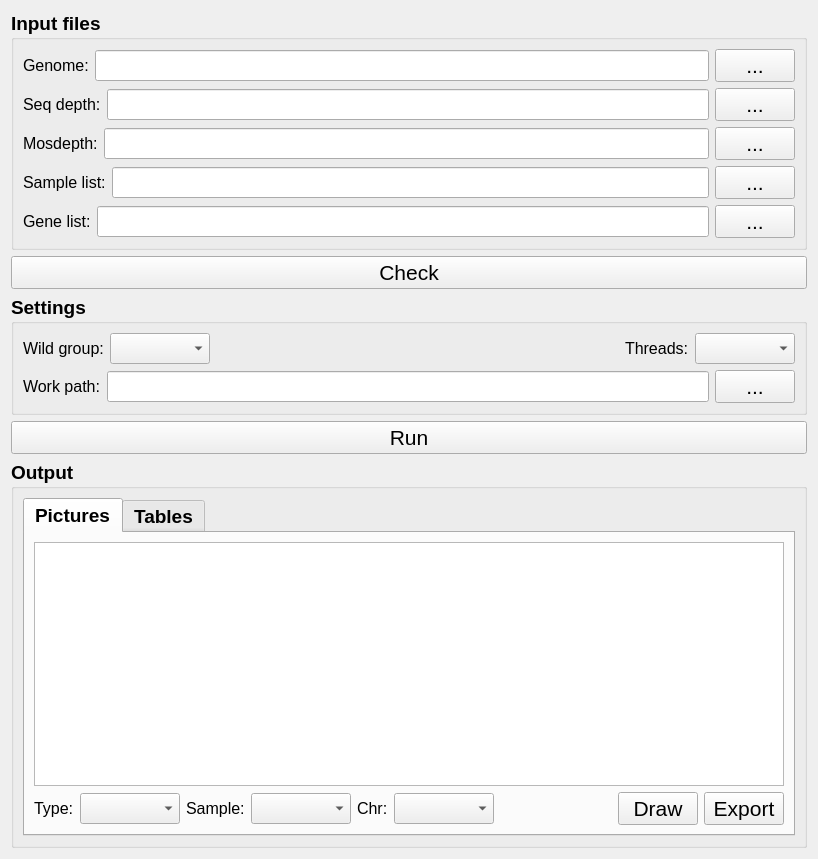
Before: the Qt Designer form resources/popcnv_main_form.ui in sc-zhang/popCNV, drawn with Qt 5.
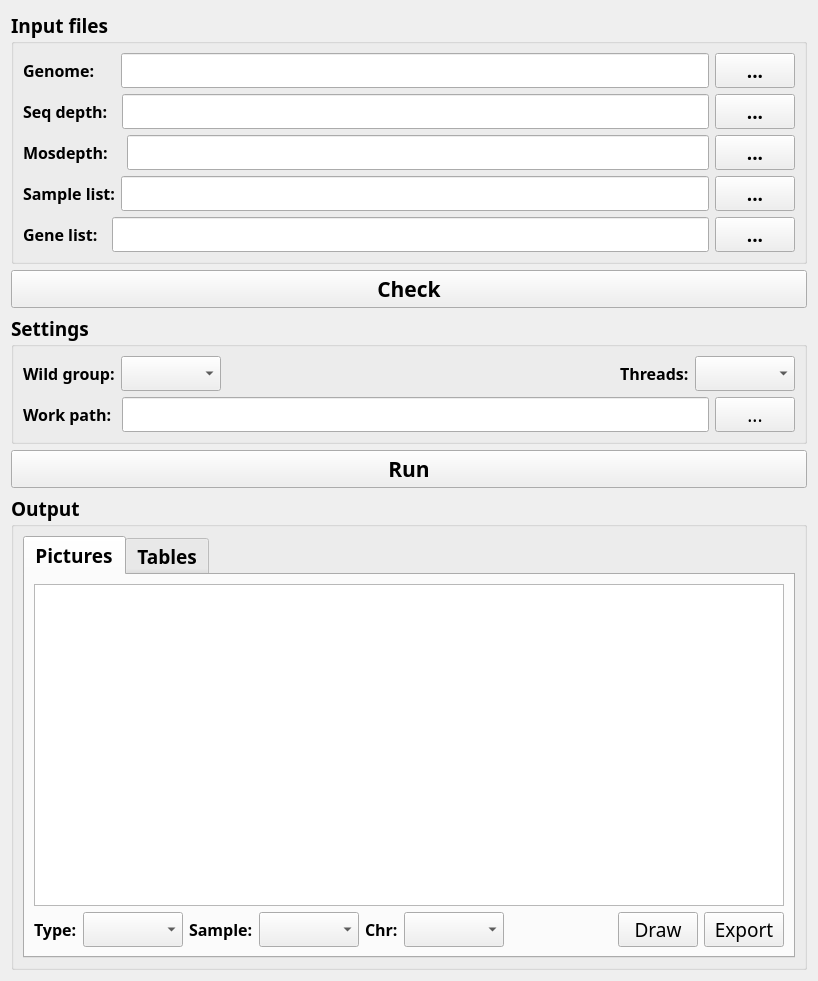
After: the same form once the commit is applied.

Commit message: update ui which can be resizable

```diff
--- a/resources/popcnv_main_form.ui
+++ b/resources/popcnv_main_form.ui
@@ -7,7 +7,7 @@
     <x>0</x>
     <y>0</y>
     <width>818</width>
-    <height>859</height>
+    <height>981</height>
    </rect>
   </property>
   <property name="sizePolicy">
@@ -26,6 +26,7 @@
       <widget class="QGroupBox" name="grpSettings">
        <property name="font">
         <font>
+         <family>JetBrains Mono</family>
          <pointsize>14</pointsize>
          <bold>true</bold>
         </font>
@@ -42,8 +43,9 @@
              <widget class="QLabel" name="label_5">
               <property name="font">
                <font>
+                <family>JetBrains Mono</family>
                 <pointsize>12</pointsize>
-                <bold>false</bold>
+                <bold>true</bold>
                </font>
               </property>
               <property name="text">
@@ -55,6 +57,7 @@
              <widget class="QComboBox" name="cbox_wild_group">
               <property name="font">
                <font>
+                <family>JetBrains Mono</family>
                 <pointsize>14</pointsize>
                 <bold>false</bold>
                </font>
@@ -78,8 +81,9 @@
              <widget class="QLabel" name="label_6">
               <property name="font">
                <font>
+                <family>JetBrains Mono</family>
                 <pointsize>12</pointsize>
-                <bold>false</bold>
+                <bold>true</bold>
                </font>
               </property>
               <property name="text">
@@ -91,6 +95,7 @@
              <widget class="QComboBox" name="cbox_threads">
               <property name="font">
                <font>
+                <family>JetBrains Mono</family>
                 <pointsize>14</pointsize>
                 <bold>false</bold>
                </font>
@@ -105,12 +110,13 @@
              <widget class="QLabel" name="label_7">
               <property name="font">
                <font>
+                <family>JetBrains Mono</family>
                 <pointsize>12</pointsize>
-                <bold>false</bold>
+                <bold>true</bold>
                </font>
               </property>
               <property name="text">
-               <string>Work path:</string>
+               <string>Work path: </string>
               </property>
              </widget>
             </item>
@@ -118,6 +124,7 @@
              <widget class="QLineEdit" name="text_wrkdir">
               <property name="font">
                <font>
+                <family>JetBrains Mono</family>
                 <pointsize>14</pointsize>
                 <bold>false</bold>
                </font>
@@ -131,7 +138,8 @@
              <widget class="QPushButton" name="btn_load_wrkdir">
               <property name="font">
                <font>
-                <pointsize>16</pointsize>
+                <family>JetBrains Mono</family>
+                <pointsize>14</pointsize>
                 <bold>false</bold>
                </font>
               </property>
@@ -151,6 +159,7 @@
       <widget class="QGroupBox" name="grpOutput">
        <property name="font">
         <font>
+         <family>JetBrains Mono</family>
          <pointsize>14</pointsize>
          <bold>true</bold>
         </font>
@@ -161,6 +170,13 @@
        <layout class="QGridLayout" name="gridLayout_5">
         <item row="0" column="0">
          <widget class="QTabWidget" name="tabOutput">
+          <property name="font">
+           <font>
+            <family>JetBrains Mono</family>
+            <pointsize>14</pointsize>
+            <bold>true</bold>
+           </font>
+          </property>
           <property name="currentIndex">
            <number>0</number>
           </property>
@@ -180,8 +196,9 @@
                  <widget class="QLabel" name="label_9">
                   <property name="font">
                    <font>
+                    <family>JetBrains Mono</family>
                     <pointsize>12</pointsize>
-                    <bold>false</bold>
+                    <bold>true</bold>
                    </font>
                   </property>
                   <property name="text">
@@ -193,6 +210,7 @@
                  <widget class="QComboBox" name="cbox_pic_data_type">
                   <property name="font">
                    <font>
+                    <family>JetBrains Mono</family>
                     <pointsize>14</pointsize>
                     <bold>false</bold>
                    </font>
@@ -203,8 +221,9 @@
                  <widget class="QLabel" name="label_10">
                   <property name="font">
                    <font>
+                    <family>JetBrains Mono</family>
                     <pointsize>12</pointsize>
-                    <bold>false</bold>
+                    <bold>true</bold>
                    </font>
                   </property>
                   <property name="text">
@@ -216,6 +235,7 @@
                  <widget class="QComboBox" name="cbox_pic_smp">
                   <property name="font">
                    <font>
+                    <family>JetBrains Mono</family>
                     <pointsize>14</pointsize>
                     <bold>false</bold>
                    </font>
@@ -226,8 +246,9 @@
                  <widget class="QLabel" name="label_11">
                   <property name="font">
                    <font>
+                    <family>JetBrains Mono</family>
                     <pointsize>12</pointsize>
-                    <bold>false</bold>
+                    <bold>true</bold>
                    </font>
                   </property>
                   <property name="text">
@@ -239,6 +260,7 @@
                  <widget class="QComboBox" name="cbox_pic_chr">
                   <property name="font">
                    <font>
+                    <family>JetBrains Mono</family>
                     <pointsize>14</pointsize>
                     <bold>false</bold>
                    </font>
@@ -262,7 +284,8 @@
                  <widget class="QPushButton" name="btn_draw_pic">
                   <property name="font">
                    <font>
-                    <pointsize>16</pointsize>
+                    <family>JetBrains Mono</family>
+                    <pointsize>14</pointsize>
                     <bold>false</bold>
                    </font>
                   </property>
@@ -275,7 +298,8 @@
                  <widget class="QPushButton" name="btn_export_pic">
                   <property name="font">
                    <font>
-                    <pointsize>16</pointsize>
+                    <family>JetBrains Mono</family>
+                    <pointsize>14</pointsize>
                     <bold>false</bold>
                    </font>
                   </property>
@@ -425,6 +449,7 @@
       <widget class="QGroupBox" name="grpInput">
        <property name="font">
         <font>
+         <family>JetBrains Mono</family>
          <pointsize>14</pointsize>
          <bold>true</bold>
         </font>
@@ -447,12 +472,13 @@
               </property>
               <property name="font">
                <font>
+                <family>JetBrains Mono</family>
                 <pointsize>12</pointsize>
-                <bold>false</bold>
+                <bold>true</bold>
                </font>
               </property>
               <property name="text">
-               <string>Genome:</string>
+               <string>Genome:     </string>
               </property>
              </widget>
             </item>
@@ -460,6 +486,7 @@
              <widget class="QLineEdit" name="text_genome_file_path">
               <property name="font">
                <font>
+                <family>JetBrains Mono</family>
                 <pointsize>14</pointsize>
                 <bold>false</bold>
                </font>
@@ -479,8 +506,9 @@
               </property>
               <property name="font">
                <font>
-                <pointsize>16</pointsize>
-                <bold>false</bold>
+                <family>JetBrains Mono</family>
+                <pointsize>14</pointsize>
+                <bold>true</bold>
                </font>
               </property>
               <property name="text">
@@ -496,12 +524,13 @@
              <widget class="QLabel" name="label_3">
               <property name="font">
                <font>
+                <family>JetBrains Mono</family>
                 <pointsize>12</pointsize>
-                <bold>false</bold>
+                <bold>true</bold>
                </font>
               </property>
               <property name="text">
-               <string>Seq depth:</string>
+               <string>Seq depth:  </string>
               </property>
              </widget>
             </item>
@@ -509,6 +538,7 @@
              <widget class="QLineEdit" name="text_seq_depth_file_path">
               <property name="font">
                <font>
+                <family>JetBrains Mono</family>
                 <pointsize>14</pointsize>
                 <bold>false</bold>
                </font>
@@ -522,8 +552,9 @@
              <widget class="QPushButton" name="btn_load_seqdepth">
               <property name="font">
                <font>
-                <pointsize>16</pointsize>
-                <bold>false</bold>
+                <family>JetBrains Mono</family>
+                <pointsize>14</pointsize>
+                <bold>true</bold>
                </font>
               </property>
               <property name="text">
@@ -539,12 +570,13 @@
              <widget class="QLabel" name="label_2">
               <property name="font">
                <font>
+                <family>JetBrains Mono</family>
                 <pointsize>12</pointsize>
-                <bold>false</bold>
+                <bold>true</bold>
                </font>
               </property>
               <property name="text">
-               <string>Mosdepth:</string>
+               <string>Mosdepth:   </string>
               </property>
              </widget>
             </item>
@@ -552,6 +584,7 @@
              <widget class="QLineEdit" name="text_mosdepth_folder_path">
               <property name="font">
                <font>
+                <family>JetBrains Mono</family>
                 <pointsize>14</pointsize>
                 <bold>false</bold>
                </font>
@@ -565,8 +598,9 @@
              <widget class="QPushButton" name="btn_load_mosdepth">
               <property name="font">
                <font>
-                <pointsize>16</pointsize>
-                <bold>false</bold>
+                <family>JetBrains Mono</family>
+                <pointsize>14</pointsize>
+                <bold>true</bold>
                </font>
               </property>
               <property name="text">
@@ -582,8 +616,9 @@
              <widget class="QLabel" name="label_8">
               <property name="font">
                <font>
+                <family>JetBrains Mono</family>
                 <pointsize>12</pointsize>
-                <bold>false</bold>
+                <bold>true</bold>
                </font>
               </property>
               <property name="text">
@@ -595,6 +630,7 @@
              <widget class="QLineEdit" name="text_smp_list_file_path">
               <property name="font">
                <font>
+                <family>JetBrains Mono</family>
                 <pointsize>14</pointsize>
                 <bold>false</bold>
                </font>
@@ -608,8 +644,9 @@
              <widget class="QPushButton" name="btn_load_smp_list">
               <property name="font">
                <font>
-                <pointsize>16</pointsize>
-                <bold>false</bold>
+                <family>JetBrains Mono</family>
+                <pointsize>14</pointsize>
+                <bold>true</bold>
                </font>
               </property>
               <property name="text">
@@ -625,12 +662,13 @@
              <widget class="QLabel" name="label_4">
               <property name="font">
                <font>
+                <family>JetBrains Mono</family>
                 <pointsize>12</pointsize>
-                <bold>false</bold>
+                <bold>true</bold>
                </font>
               </property>
               <property name="text">
-               <string>Gene list:</string>
+               <string>Gene list:  </string>
               </property>
              </widget>
             </item>
@@ -638,6 +676,7 @@
              <widget class="QLineEdit" name="text_gene_list_file_path">
               <property name="font">
                <font>
+                <family>JetBrains Mono</family>
                 <pointsize>14</pointsize>
                 <bold>false</bold>
                </font>
@@ -651,8 +690,9 @@
              <widget class="QPushButton" name="btn_load_gene_list">
               <property name="font">
                <font>
-                <pointsize>16</pointsize>
-                <bold>false</bold>
+                <family>JetBrains Mono</family>
+                <pointsize>14</pointsize>
+                <bold>true</bold>
                </font>
               </property>
               <property name="text">
@@ -671,8 +711,9 @@
       <widget class="QPushButton" name="btn_run">
        <property name="font">
         <font>
+         <family>JetBrains Mono</family>
          <pointsize>16</pointsize>
-         <bold>false</bold>
+         <bold>true</bold>
         </font>
        </property>
        <property name="text">
@@ -684,8 +725,9 @@
       <widget class="QPushButton" name="btn_check">
        <property name="font">
         <font>
+         <family>JetBrains Mono</family>
          <pointsize>16</pointsize>
-         <bold>false</bold>
+         <bold>true</bold>
         </font>
        </property>
        <property name="text">
```
Left out of the diff: 18 changed lines with no effect on the pictures. The commit also changes 1 other file.
